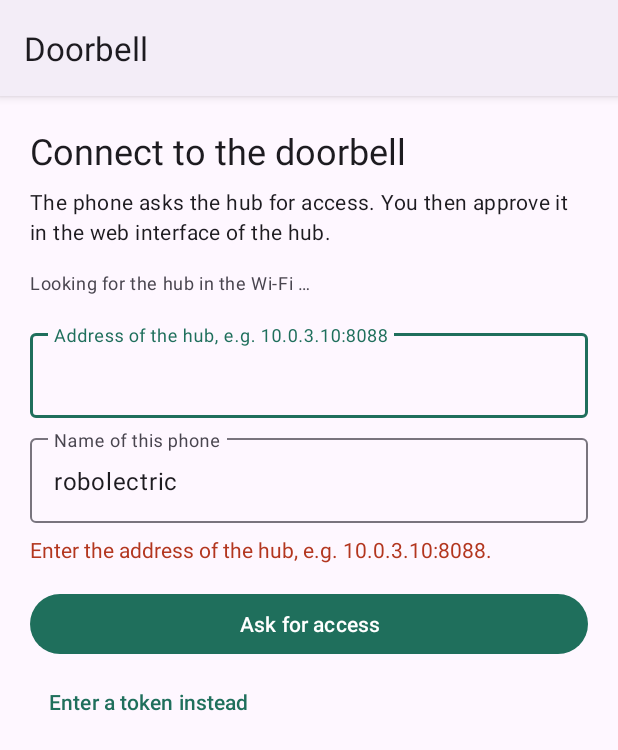
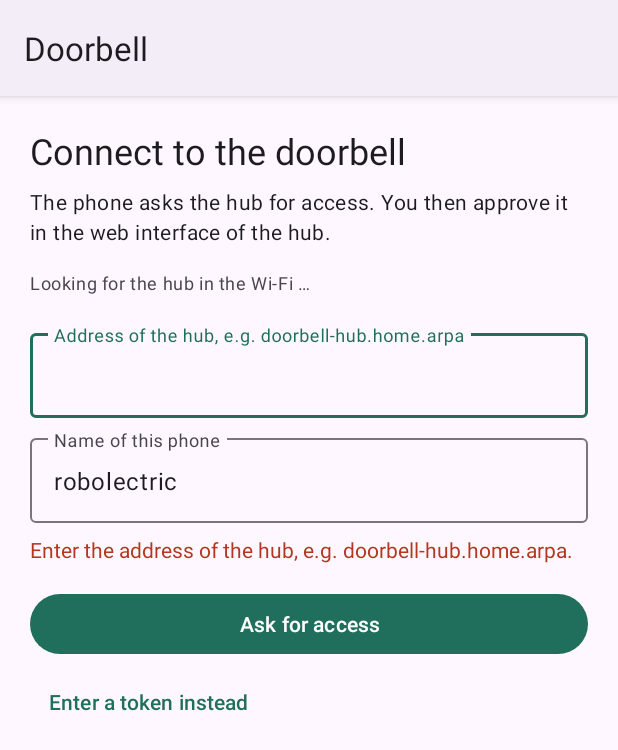
Before and after one commit to jacob3141/open-metzler-vdm10, an Android app: the screen it shows after launch (SetupActivity), after a tap on "Ask for access", on a phone screen of 412 x 824 dp. Shown: the top 750 px of the screen. Run offline under Robolectric (Android 15) with nearby library versions, the phone set to English and light mode, and no system bars.

Commit message:
Keep the hub's DNS name instead of its IP address
After mDNS discovery the app looks up the name the home network's DNS
gives the hub and keeps it if it leads back to the same address. The
default port is no longer shown, and the examples use a name.

```diff
--- a/android/app/src/main/java/io/github/jacob3141/doorbell/Rpc.kt
+++ b/android/app/src/main/java/io/github/jacob3141/doorbell/Rpc.kt
@@ -40,7 +40,7 @@ object Rpc {
     }
 }
 
-/** Turns what the user typed into the base URL of the hub, e.g. "10.0.3.10" → "http://10.0.3.10:8088". */
+/** Turns what the user typed into the base URL of the hub, e.g. "doorbell-hub.home.arpa" → "http://doorbell-hub.home.arpa:8088". */
 object HubAddress {
     const val DEFAULT_PORT = 8088
 
--- a/android/app/src/main/res/values/strings.xml
+++ b/android/app/src/main/res/values/strings.xml
@@ -52,7 +52,7 @@
     <string name="setup_intro">The phone asks the hub for access. You then approve it in the web interface of the hub.</string>
     <string name="setup_searching">Looking for the hub in the Wi-Fi …</string>
     <string name="setup_found_item">%1$s  (%2$s)</string>
-    <string name="setup_address">Address of the hub, e.g. 10.0.3.10:8088</string>
+    <string name="setup_address">Address of the hub, e.g. doorbell-hub.home.arpa</string>
     <string name="setup_name">Name of this phone</string>
     <string name="setup_request">Ask for access</string>
     <string name="setup_code">Code</string>
@@ -66,7 +66,7 @@
     <string name="messages_none">No messages.</string>
     <string name="player_error">The message cannot be played.</string>
 
-    <string name="err_address">Enter the address of the hub, e.g. 10.0.3.10:8088.</string>
+    <string name="err_address">Enter the address of the hub, e.g. doorbell-hub.home.arpa.</string>
     <string name="err_unreachable">The hub cannot be reached. Is the phone in the home Wi-Fi?</string>
     <string name="err_bad_answer">The hub answered with an error (HTTP %1$d).</string>
     <string name="err_expired">The request has expired. Please ask again.</string>
```
Also changed, not shown: android/app/src/main/java/io/github/jacob3141/doorbell/SetupActivity.kt (+22 -7 lines), 4 other files.
